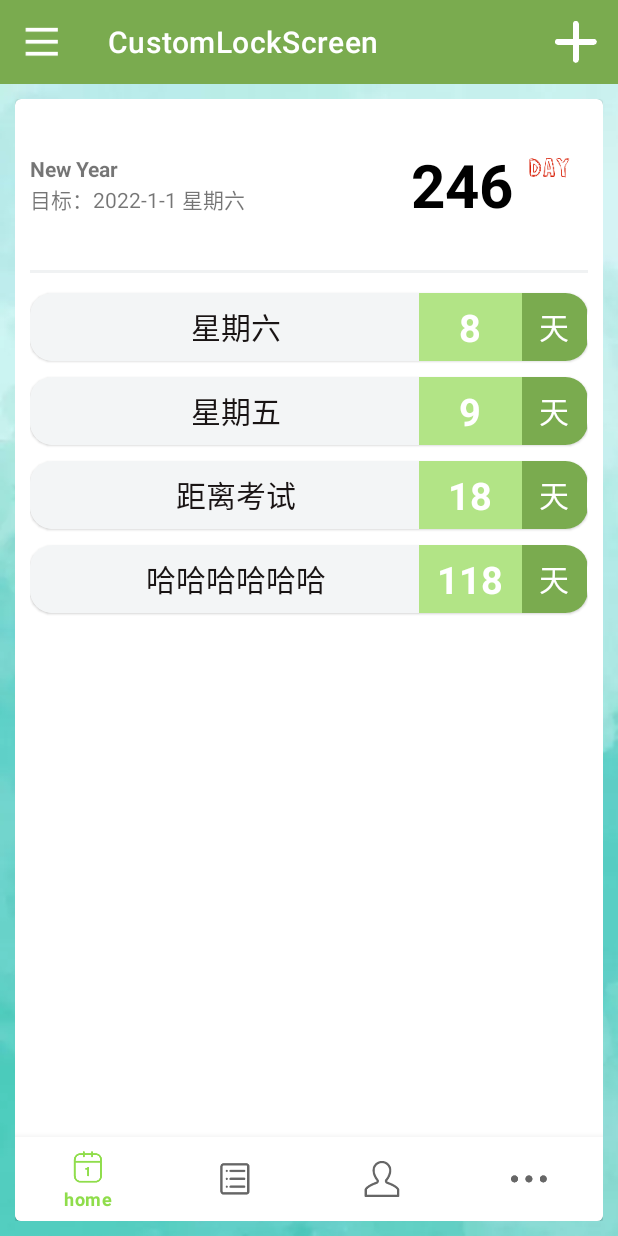
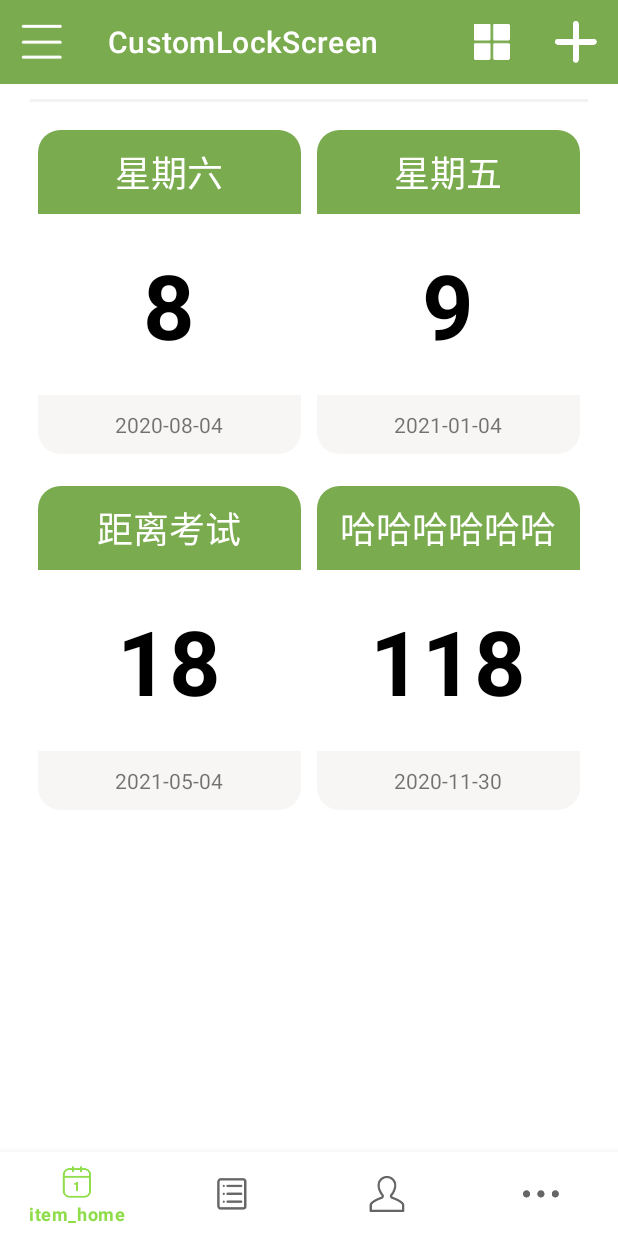
Before and after one commit to rachel-lly/CustomLockScreen, an Android app: the screen it shows after launch (HomeActivity), after a tap on "星期六", on a phone screen of 412 x 824 dp. Run offline under Robolectric (Android 15) with nearby library versions, the phone set to English and light mode, and no system bars; 1 other tap on this screen came first.

Commit message:
recycleView change the showState

```diff
--- a/app/src/main/java/com/example/customlockscreen/Fragment/NoteListFragment.kt
+++ b/app/src/main/java/com/example/customlockscreen/Fragment/NoteListFragment.kt
@@ -1,20 +1,21 @@
 package com.example.customlockscreen.Fragment
 
 import android.os.Bundle
+import android.view.*
+import android.widget.Toolbar
 import androidx.fragment.app.Fragment
-import android.view.LayoutInflater
-import android.view.View
-import android.view.ViewGroup
 import androidx.recyclerview.widget.GridLayoutManager
 import com.example.customlockscreen.Label
-import com.example.customlockscreen.LabelAdapter
+import com.example.customlockscreen.LabelGridAdapter
+import com.example.customlockscreen.LabelLinearAdapter
 import com.example.customlockscreen.R
 import com.example.customlockscreen.databinding.FragmentNoteListBinding
 
 // TODO: Rename parameter arguments, choose names that match
 // the fragment initialization parameters, e.g. ARG_ITEM_NUMBER
-private const val ARG_PARAM1 = "param1"
-private const val ARG_PARAM2 = "param2"
+private const val LIST_STATE = "LIST_STATE"
+
+
 
 /**
  * A simple [Fragment] subclass.
@@ -23,8 +24,10 @@ private const val ARG_PARAM2 = "param2"
  */
 class NoteListFragment : Fragment() {
     // TODO: Rename and change types of parameters
-    private var param1: String? = null
-    private var param2: String? = null
+    private var state:String?=null
+    private lateinit var labelList :ArrayList<Label>
+
+    private var isFirst:Boolean = true
 
     private lateinit var binding: FragmentNoteListBinding;
 
@@ -33,21 +36,66 @@ class NoteListFragment : Fragment() {
 
         binding = FragmentNoteListBinding.inflate(LayoutInflater.from(this.context))
 
-        var labelList = ArrayList<Label>()
-        labelList.add(Label("星期六",8))
-        labelList.add(Label("星期五",9))
-        labelList.add(Label("距离考试",18))
-        labelList.add(Label("哈哈哈哈哈哈",118))
+        setHasOptionsMenu(true)
 
 
-        binding.homeRecyclerview.adapter = this.context?.let { LabelAdapter(it, labelList) }
-        binding.homeRecyclerview.layoutManager = GridLayoutManager(this.context,1)
+
+        labelList= ArrayList<Label>()
+        labelList.add(Label("星期六",8,"2020-08-04"))
+        labelList.add(Label("星期五",9,"2021-01-04"))
+        labelList.add(Label("距离考试",18,"2021-05-04"))
+        labelList.add(Label("哈哈哈哈哈哈",118,"2020-11-30"))
+
+        binding.homeRecyclerview.adapter = this.context?.let { LabelLinearAdapter(it, labelList) }
+        binding.homeRecyclerview.layoutManager = GridLayoutManager(this.context, 1)
+
+
 
         arguments?.let {
-            param1 = it.getString(ARG_PARAM1)
-            param2 = it.getString(ARG_PARAM2)
+            state = it.getString(LIST_STATE)
+
         }
+
+
     }
+
+    override fun onCreateOptionsMenu(menu: Menu, inflater: MenuInflater) {
+        super.onCreateOptionsMenu(menu, inflater)
+        inflater.inflate(R.menu.note_list_fragment_toolbar,menu)
+    }
+
+
+
+    override fun onOptionsItemSelected(item: MenuItem): Boolean {
+        // TODO: 2021/4/16 菜单选择控制
+        when(item.itemId){
+            R.id.grid_note -> {
+
+                if(isFirst){
+
+
+                    binding.homeRecyclerview.layoutManager = GridLayoutManager(this.context, 2)
+                    binding.homeRecyclerview.adapter = this.context?.let { LabelGridAdapter(it,labelList) }
+
+                    binding.headerLayout.visibility = View.GONE
+                    isFirst = false
+
+                }else{
+
+                    binding.homeRecyclerview.layoutManager = GridLayoutManager(this.context, 1)
+                    binding.homeRecyclerview.adapter = this.context?.let { LabelLinearAdapter(it,labelList) }
+                    binding.headerLayout.visibility = View.VISIBLE
+
+                    isFirst = true
+                }
+
+            }
+        }
+
+        return false
+    }
+
+
 
     override fun onCreateView(
         inflater: LayoutInflater, container: ViewGroup?,
@@ -55,6 +103,8 @@ class NoteListFragment : Fragment() {
     ): View? {
         return binding.root
     }
+
+
 
     companion object {
         /**
@@ -67,12 +117,15 @@ class NoteListFragment : Fragment() {
          */
         // TODO: Rename and change types and number of parameters
         @JvmStatic
-        fun newInstance(param1: String, param2: String) =
+        fun newInstance(listState:String) =
             NoteListFragment().apply {
                 arguments = Bundle().apply {
-                    putString(ARG_PARAM1, param1)
-                    putString(ARG_PARAM2, param2)
+                    putString(listState,state)
                 }
+
             }
+
+
     }
+
 }
--- a/app/src/main/java/com/example/customlockscreen/HomeActivity.kt
+++ b/app/src/main/java/com/example/customlockscreen/HomeActivity.kt
@@ -3,12 +3,17 @@ package com.example.customlockscreen
 import androidx.appcompat.app.AppCompatActivity
 import android.os.Bundle
 import android.view.Menu
+import android.view.MenuItem
 import androidx.fragment.app.Fragment
 import androidx.viewpager2.widget.ViewPager2
 import com.example.customlockscreen.Fragment.AddNoteFragment
 
 import com.example.customlockscreen.Fragment.NoteListFragment
 import com.example.customlockscreen.databinding.ActivityHomeBinding
+
+private const val LINEAR_LIST = "LINEAR_LIST"
+private const val GRID_LIST = "GRID_LIST"
+
 
 class HomeActivity : AppCompatActivity() {
 
@@ -20,7 +25,9 @@ class HomeActivity : AppCompatActivity() {
         binding = ActivityHomeBinding.inflate(layoutInflater)
 
         setSupportActionBar(binding.homeToolbar)
+
         binding.homeToolbar.setNavigationIcon(R.mipmap.menu)
+
         binding.homeNavigationView.inflateMenu(R.menu.home_navigation_view)
         binding.homeNavigationView.setOnNavigationItemSelectedListener {
             // TODO: 2021/4/15 目前是2 记得改
@@ -29,6 +36,7 @@ class HomeActivity : AppCompatActivity() {
                     binding.homeViewPager.currentItem = i
                 }
             }
+
 
             return@setOnNavigationItemSelectedListener true
         }
@@ -51,10 +59,5 @@ class HomeActivity : AppCompatActivity() {
 
 
 
-    override fun onCreateOptionsMenu(menu: Menu?): Boolean {
 
-        menuInflater.inflate(R.menu.home_toolbar,menu)
-        return true
-
-    }
 }
--- a/app/src/main/java/com/example/customlockscreen/Label.kt
+++ b/app/src/main/java/com/example/customlockscreen/Label.kt
@@ -1,3 +1,3 @@
 package com.example.customlockscreen
 
-data class Label(var text : String,var day : Int)
+data class Label(var text : String,var day : Int,var date: String)
--- a/app/src/main/java/com/example/customlockscreen/LabelAdapter.kt
+++ b/app/src/main/java/com/example/customlockscreen/LabelGridAdapter.kt
@@ -5,20 +5,22 @@ import android.view.LayoutInflater
 import android.view.ViewGroup
 import android.widget.TextView
 import androidx.recyclerview.widget.RecyclerView
-import com.example.customlockscreen.databinding.CardItemBinding
+import com.example.customlockscreen.databinding.CardItemGridBinding
 
-class LabelAdapter(val context: Context, val labelList:List<Label>) :
-    RecyclerView.Adapter<LabelAdapter.ViewHolder>() {
 
-    private lateinit var  binding : CardItemBinding
+class LabelGridAdapter(val context: Context, val labelList:List<Label>) :
+        RecyclerView.Adapter<LabelGridAdapter.ViewHolder>() {
 
-    inner class ViewHolder(binding: CardItemBinding) : RecyclerView.ViewHolder(binding.root) {
+    private lateinit var  binding : CardItemGridBinding
+
+    inner class ViewHolder(binding: CardItemGridBinding) : RecyclerView.ViewHolder(binding.root) {
         val LabelText : TextView = binding.labelText
         val LabelDay : TextView = binding.labelDay
+        val LabelDate : TextView = binding.labelDate
     }
 
-    override fun onCreateViewHolder(parent: ViewGroup, viewType: Int): LabelAdapter.ViewHolder {
-        binding = CardItemBinding.inflate(LayoutInflater.from(context))
+    override fun onCreateViewHolder(parent: ViewGroup, viewType: Int): LabelGridAdapter.ViewHolder {
+        binding =  CardItemGridBinding.inflate(LayoutInflater.from(context))
 //        val view = LayoutInflater.from(context).inflate(R.layout.card_item,parent,false)
 
         val holder = ViewHolder(binding)
@@ -36,13 +38,16 @@ class LabelAdapter(val context: Context, val labelList:List<Label>) :
         return holder
     }
 
-    override fun onBindViewHolder(holder: LabelAdapter.ViewHolder, position: Int) {
+    override fun onBindViewHolder(holder: LabelGridAdapter.ViewHolder, position: Int) {
         val label = labelList[position]
         holder.LabelText.text = label.text
         holder.LabelDay.text = label.day.toString()
+        holder.LabelDate.text = label.date
     }
+
 
     override fun getItemCount() = labelList.size
 
 
+
 }
--- /dev/null
+++ b/app/src/main/java/com/example/customlockscreen/LabelLinearAdapter.kt
@@ -0,0 +1,48 @@
+package com.example.customlockscreen
+
+import android.content.Context
+import android.view.LayoutInflater
+import android.view.ViewGroup
+import android.widget.TextView
+import androidx.recyclerview.widget.RecyclerView
+import com.example.customlockscreen.databinding.CardItemLinearBinding
+
+class LabelLinearAdapter(val context: Context, val labelList:List<Label>) :
+    RecyclerView.Adapter<LabelLinearAdapter.ViewHolder>() {
+
+    private lateinit var  binding : CardItemLinearBinding
+
+    inner class ViewHolder(binding:  CardItemLinearBinding) : RecyclerView.ViewHolder(binding.root) {
+        val LabelText : TextView = binding.labelText
+        val LabelDay : TextView = binding.labelDay
+    }
+
+    override fun onCreateViewHolder(parent: ViewGroup, viewType: Int): LabelLinearAdapter.ViewHolder {
+        binding =  CardItemLinearBinding.inflate(LayoutInflater.from(context))
+//        val view = LayoutInflater.from(context).inflate(R.layout.card_item,parent,false)
+
+        val holder = ViewHolder(binding)
+        holder.itemView.setOnClickListener {
+            val position = holder.adapterPosition
+            val Label = labelList[position]
+            // TODO: 2021/4/14 点击便签跳转详细页面
+//            val intent = Intent(context,HomeActivity::class.java).apply {
+//                putExtra(LabelActivity.Label_NAME,Label.LabelName)
+//                putExtra(LabelActivity.Label_IMAGE_ID,Label.LabelImageId)
+//            }
+//            context.startActivity(intent)
+        }
+
+        return holder
+    }
+
+    override fun onBindViewHolder(holder: LabelLinearAdapter.ViewHolder, position: Int) {
+        val label = labelList[position]
+        holder.LabelText.text = label.text
+        holder.LabelDay.text = label.day.toString()
+    }
+
+    override fun getItemCount() = labelList.size
+
+
+}
--- a/app/src/main/res/layout/activity_home.xml
+++ b/app/src/main/res/layout/activity_home.xml
@@ -10,8 +10,6 @@
 
 
 
-
-
     <androidx.appcompat.widget.Toolbar
         android:id="@+id/home_toolbar"
         android:layout_width="match_parent"
@@ -19,39 +17,18 @@
         android:background="@color/colorPrimaryDark"
         android:theme="@style/ThemeOverlay.AppCompat.Dark.ActionBar"
         app:popupTheme="@style/OverflowMenuStyle"
-
         />
 
 
-    <RelativeLayout
-        android:layout_below="@+id/home_toolbar"
-        android:layout_width="match_parent"
-        android:layout_height="match_parent"
-        android:background="@drawable/bg"
-        app:layout_behavior="@string/appbar_scrolling_view_behavior"
-        android:padding="10dp"
-        >
-
-        <com.google.android.material.card.MaterialCardView
-            android:id="@+id/home_content_card"
-            android:layout_width="match_parent"
-            android:layout_height="match_parent"
-            >
-
-
-
-            <RelativeLayout
-                android:id="@+id/home_layout"
-                android:layout_width="match_parent"
-                android:layout_height="match_parent"
-                >
-
     <androidx.viewpager2.widget.ViewPager2
         android:id="@+id/home_viewPager"
+        android:layout_below="@+id/home_toolbar"
         android:layout_above="@+id/home_navigationView"
         android:layout_width="match_parent"
         android:layout_height="match_parent"
+        android:padding="10dp"
         />
+
 
     <com.google.android.material.bottomnavigation.BottomNavigationView
         android:id="@+id/home_navigationView"
@@ -60,32 +37,5 @@
         android:layout_alignParentBottom="true"
         />
 
-            </RelativeLayout>
-
-
-
-
-
-        </com.google.android.material.card.MaterialCardView>
-
-
-
-
-
-
 
 </RelativeLayout>
-
-
-
-
-
-
-
-
-
-
-
-
-
-</RelativeLayout>
--- /dev/null
+++ b/app/src/main/res/layout/card_item_grid.xml
@@ -0,0 +1,79 @@
+<?xml version="1.0" encoding="utf-8"?>
+<RelativeLayout
+    xmlns:android="http://schemas.android.com/apk/res/android"
+    android:layout_width="match_parent"
+    android:layout_height="wrap_content"
+    xmlns:app="http://schemas.android.com/apk/res-auto"
+    android:layout_margin="5dp"
+    android:padding="5dp"
+    >
+
+
+    <com.google.android.material.card.MaterialCardView
+        android:layout_height="wrap_content"
+        android:layout_width="wrap_content"
+        app:cardCornerRadius="15dp"
+        android:layout_marginTop="5dp"
+        android:layout_marginBottom="5dp"
+        >
+
+        <RelativeLayout
+            android:layout_width="match_parent"
+            android:layout_height="wrap_content"
+
+            >
+
+            <TextView
+                android:id="@+id/label_text"
+                android:layout_width="match_parent"
+                android:layout_height="wrap_content"
+                android:gravity="center"
+                android:paddingTop="10dp"
+                android:paddingBottom="10dp"
+                android:textSize="24sp"
+                android:text="星期六还有"
+                android:textColor="#fff"
+                android:background="@color/colorPrimaryDark"
+                android:maxLines="1"
+                android:layout_alignParentTop="true"
+                />
+
+            <TextView
+                android:id="@+id/label_day"
+                android:layout_width="match_parent"
+                android:layout_height="wrap_content"
+                android:layout_below="@+id/label_text"
+                android:gravity="center"
+                android:paddingTop="20dp"
+                android:paddingBottom="20dp"
+                android:textSize="60sp"
+                android:textStyle="bold"
+                android:text="7"
+                android:textColor="#000"
+                android:background="#fff"
+                android:maxLines="1"
+                />
+
+            <TextView
+                android:id="@+id/label_date"
+                android:layout_width="match_parent"
+                android:layout_height="wrap_content"
+                android:layout_below="@+id/label_day"
+                android:paddingTop="10dp"
+                android:paddingBottom="10dp"
+                android:gravity="center"
+                android:text="2020-04-23 星期五"
+                android:background="#f7f6f4"
+                android:maxLines="1"
+                />
+
+
+
+        </RelativeLayout>
+
+
+
+    </com.google.android.material.card.MaterialCardView>
+
+
+</RelativeLayout>
--- a/app/src/main/res/layout/fragment_note_list.xml
+++ b/app/src/main/res/layout/fragment_note_list.xml
@@ -1,9 +1,13 @@
 <?xml version="1.0" encoding="utf-8"?>
-<FrameLayout xmlns:android="http://schemas.android.com/apk/res/android"
+<RelativeLayout xmlns:android="http://schemas.android.com/apk/res/android"
     xmlns:tools="http://schemas.android.com/tools"
     android:layout_width="match_parent"
     android:layout_height="match_parent"
+    xmlns:app="http://schemas.android.com/apk/res-auto"
     tools:context=".Fragment.NoteListFragment">
+
+
+
 
     <RelativeLayout
         android:id="@+id/content_layout"
@@ -34,6 +38,7 @@
                     android:layout_height="wrap_content"
                     android:text="New Year"
                     android:textStyle="bold"
+                    android:textSize="26sp"
                     />
 
                 <TextView
@@ -42,7 +47,7 @@
                     android:layout_height="wrap_content"
                     android:layout_below="@+id/home_header_label_chosen_text"
                     android:text="目标：2022-1-1 星期六"
-
+                    android:textSize="15sp"
                     />
 
             </RelativeLayout>
@@ -54,8 +59,8 @@
                 android:layout_height="wrap_content"
                 android:text="246"
                 android:textColor="#000"
-                android:textSize="40sp"
-                android:textStyle="bold"
+                android:textSize="50sp"
+                android:textStyle="italic|bold"
                 android:layout_alignParentEnd="true"
                 android:layout_marginEnd="50dp"
                 />
@@ -103,6 +108,8 @@
                     android:padding="10dp"
                     />
 
+
+
             </androidx.swiperefreshlayout.widget.SwipeRefreshLayout>
 
 
@@ -112,4 +119,4 @@
 
     </RelativeLayout>
 
-</FrameLayout>
+</RelativeLayout>
--- a/app/src/main/res/menu/home_navigation_view.xml
+++ b/app/src/main/res/menu/home_navigation_view.xml
@@ -3,25 +3,25 @@
 
     <item
         android:id="@+id/item_home"
-        android:title="home"
+        android:title="item_home"
         android:icon="@mipmap/candidate_black"
-        ></item>
+        />
 
     <item
         android:id="@+id/item_note"
-        android:title="note"
+        android:title="item_note"
         android:icon="@mipmap/menu_black"
-        ></item>
+        />
 
     <item
         android:id="@+id/item_mine"
-        android:title="mine"
+        android:title="item_mine"
         android:icon="@mipmap/mine_black"
-        ></item>
+        />
 
     <item
         android:id="@+id/item_more"
-        android:title="more"
+        android:title="item_more"
         android:icon="@mipmap/more_black"
-        ></item>
+        />
 </menu>
--- a/app/src/main/res/menu/home_toolbar.xml
+++ b/app/src/main/res/menu/note_list_fragment_toolbar.xml
@@ -3,9 +3,17 @@
     xmlns:app="http://schemas.android.com/apk/res-auto">
 
     <item
+        android:id="@+id/grid_note"
+        android:icon="@mipmap/grid"
+        android:title="grid_note"
+        app:showAsAction="ifRoom"
+        />
+
+
+    <item
         android:id="@+id/add_note"
         android:icon="@mipmap/add"
-        android:title="add"
+        android:title="add_note"
         app:showAsAction="ifRoom"
         />
 
```
Also changed, not shown: app/src/main/res/layout/card_item_linear.xml (renamed from app/src/main/res/layout/card_item.xml), app/src/main/res/mipmap-xxxhdpi/grid.png (added), app/src/main/res/mipmap-xxxhdpi/menu.png. Lines whose indentation alone changed are shown as unchanged.
